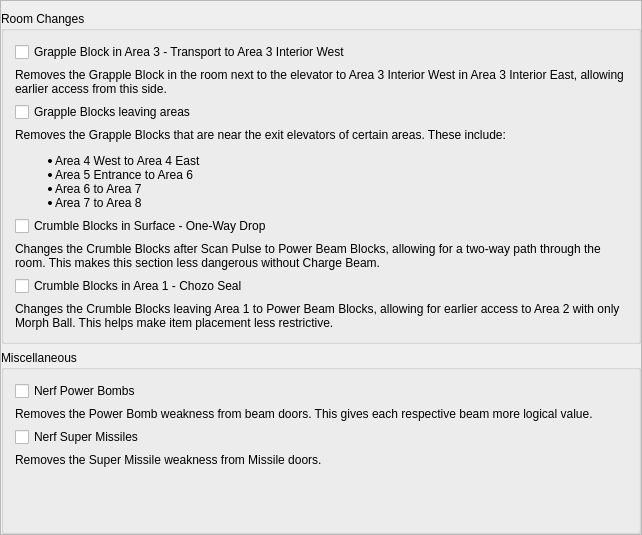
The window that randovania/gui/ui_files/preset_msr_patches.ui (randovania/randovania) describes before a commit, drawn with Qt 5.
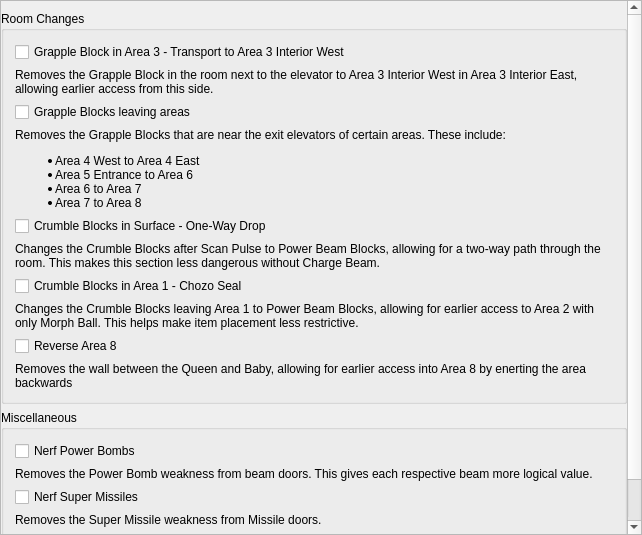
The same window after the commit.

Commit message: Update A8 to support wall removal from patcher

The edit to the form file:
```diff
--- a/randovania/gui/ui_files/preset_msr_patches.ui
+++ b/randovania/gui/ui_files/preset_msr_patches.ui
@@ -58,8 +58,8 @@
         <rect>
          <x>0</x>
          <y>0</y>
-         <width>640</width>
-         <height>533</height>
+         <width>626</width>
+         <height>547</height>
         </rect>
        </property>
        <property name="minimumSize">
@@ -180,6 +180,26 @@
              </property>
             </widget>
            </item>
+           <item>
+            <widget class="QCheckBox" name="reverse_area8_check">
+             <property name="text">
+              <string>Reverse Area 8</string>
+             </property>
+            </widget>
+           </item>
+           <item>
+            <widget class="QLabel" name="reverse_area8_label">
+             <property name="mouseTracking">
+              <bool>true</bool>
+             </property>
+             <property name="text">
+              <string>Removes the wall between the Queen and Baby, allowing for earlier access into Area 8 by enerting the area backwards</string>
+             </property>
+             <property name="wordWrap">
+              <bool>true</bool>
+             </property>
+            </widget>
+           </item>
           </layout>
          </widget>
         </item>
```
The commit also changes 11 other files.
